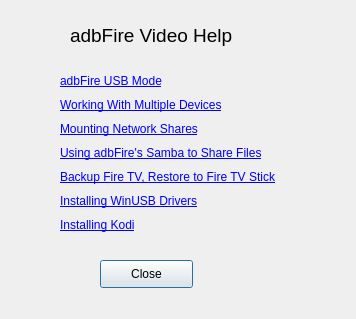
This is videodialog.ui in kbrack1/adbFire as Qt 5 draws it before an edit. The edited form follows.
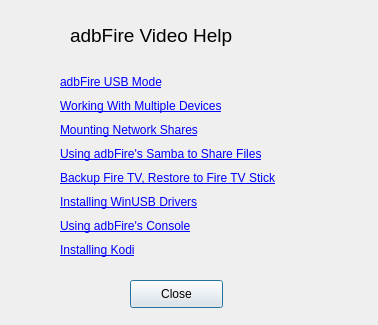
This is the edited form.

Commit message: adbFire 1.18 Release

Patch:
```diff
--- a/videodialog.ui
+++ b/videodialog.ui
@@ -6,8 +6,8 @@
    <rect>
     <x>0</x>
     <y>0</y>
-    <width>356</width>
-    <height>319</height>
+    <width>378</width>
+    <height>325</height>
    </rect>
   </property>
   <property name="windowTitle">
@@ -16,8 +16,8 @@
   <widget class="QPushButton" name="pushButton">
    <property name="geometry">
     <rect>
-     <x>100</x>
-     <y>260</y>
+     <x>130</x>
+     <y>280</y>
      <width>93</width>
      <height>28</height>
     </rect>
@@ -48,9 +48,9 @@
    <property name="geometry">
     <rect>
      <x>60</x>
-     <y>72</y>
+     <y>73</y>
      <width>248</width>
-     <height>162</height>
+     <height>186</height>
     </rect>
    </property>
    <layout class="QVBoxLayout" name="verticalLayout">
@@ -132,6 +132,19 @@
       </property>
      </widget>
     </item>
+    <item>
+     <widget class="QLabel" name="label_12">
+      <property name="text">
+       <string>&lt;html&gt;&lt;head/&gt;&lt;body&gt;&lt;p&gt;&lt;a href=&quot;https://www.youtube.com/watch?v=0AsV5i1yTic&amp;feature=youtu.be&quot;&gt;&lt;span style=&quot; text-decoration: underline; color:#0000ff;&quot;&gt;Using adbFire's Console&lt;/span&gt;&lt;/a&gt;&lt;/p&gt;&lt;/body&gt;&lt;/html&gt;</string>
+      </property>
+      <property name="openExternalLinks">
+       <bool>true</bool>
+      </property>
+      <property name="textInteractionFlags">
+       <set>Qt::LinksAccessibleByMouse|Qt::TextSelectableByMouse</set>
+      </property>
+     </widget>
+    </item>
     <item>
      <widget class="QLabel" name="label_5">
       <property name="text">
```
The commit also changes 52 other files.
